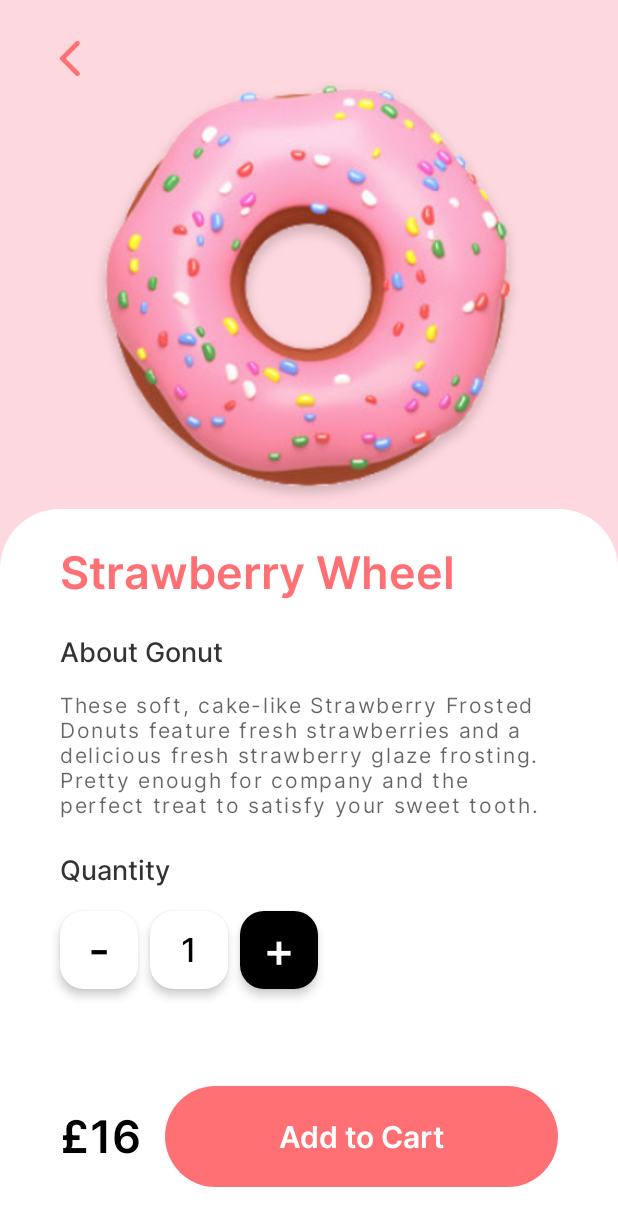
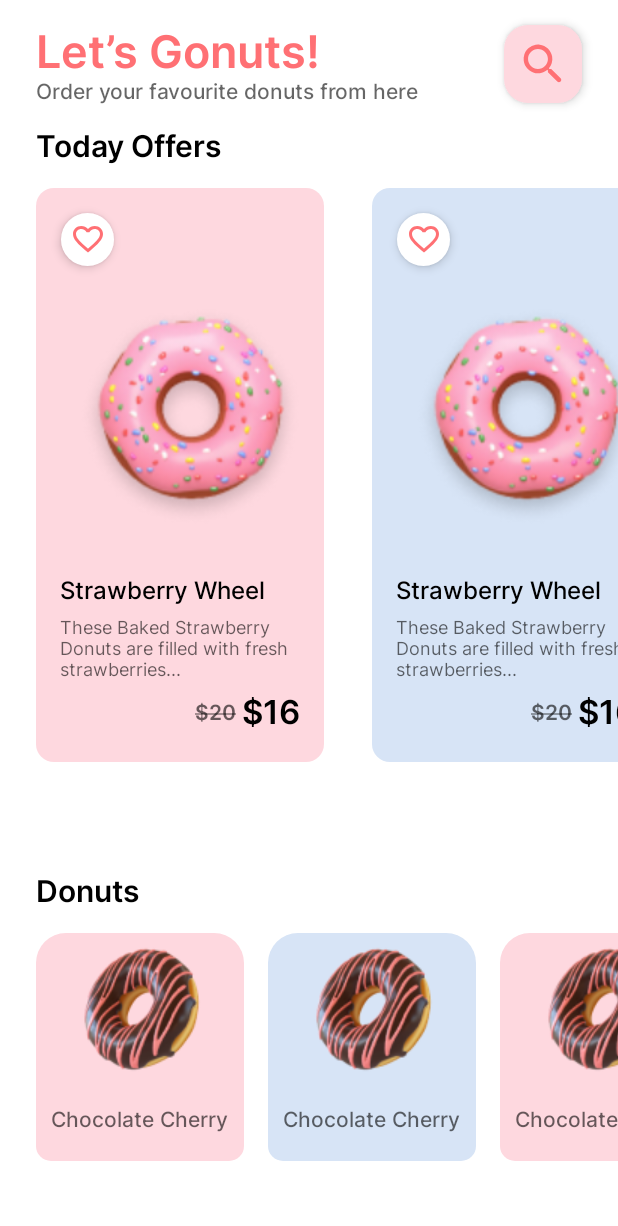
Before and after one commit to Belal-Alkhatib/DonutsAppUI, an Android app built with Jetpack Compose: the screen it shows after launch (MainActivity), on a phone screen of 412 x 824 dp. Shown: the top 1226 px of the screen. Run offline under Robolectric (Android 15) with nearby library versions, the phone set to English and light mode, and no system bars; our stand-ins replace accompanist.

Commit message:
Details screen and Home screen design are done

```diff
--- a/app/src/main/java/com/uog/donutsuiapp/MainActivity.kt
+++ b/app/src/main/java/com/uog/donutsuiapp/MainActivity.kt
@@ -10,8 +10,7 @@ import androidx.compose.material3.Text
 import androidx.compose.runtime.Composable
 import androidx.compose.ui.Modifier
 import androidx.compose.ui.tooling.preview.Preview
-import com.uog.donutsuiapp.ui.screens.DetailsScreen
-import com.uog.donutsuiapp.ui.screens.WelcomeScreen
+import com.uog.donutsuiapp.ui.screens.HomeScreen
 import com.uog.donutsuiapp.ui.theme.DonutsUIAppTheme
 
 class MainActivity : ComponentActivity() {
@@ -25,7 +24,8 @@ class MainActivity : ComponentActivity() {
                     color = MaterialTheme.colorScheme.background
                 ) {
                     //WelcomeScreen()
-                    DetailsScreen()
+                    //DetailsScreen()
+                    HomeScreen()
                 }
             }
         }
--- /dev/null
+++ b/app/src/main/java/com/uog/donutsuiapp/ui/composables/DonutsCard.kt
@@ -0,0 +1,101 @@
+package com.uog.donutsuiapp.ui.composables
+
+import androidx.annotation.DrawableRes
+import androidx.compose.foundation.Image
+import androidx.compose.foundation.layout.Arrangement
+import androidx.compose.foundation.layout.Column
+import androidx.compose.foundation.layout.padding
+import androidx.compose.foundation.layout.wrapContentSize
+import androidx.compose.foundation.shape.RoundedCornerShape
+import androidx.compose.material3.Card
+import androidx.compose.material3.CardDefaults
+import androidx.compose.material3.Text
+import androidx.compose.runtime.Composable
+import androidx.compose.ui.Alignment
+import androidx.compose.ui.Modifier
+import androidx.compose.ui.graphics.Color
+import androidx.compose.ui.layout.ContentScale
+import androidx.compose.ui.res.painterResource
+import androidx.compose.ui.text.style.TextAlign
+import androidx.compose.ui.tooling.preview.Preview
+import com.uog.donutsuiapp.R
+import com.uog.donutsuiapp.ui.theme.Primary
+import com.uog.donutsuiapp.ui.theme.TextSecondary
+import com.uog.donutsuiapp.ui.theme.White
+import com.uog.donutsuiapp.ui.theme.radius10
+import com.uog.donutsuiapp.ui.theme.radius20
+import com.uog.donutsuiapp.ui.theme.space10
+import com.uog.donutsuiapp.ui.theme.space4
+import com.uog.donutsuiapp.ui.theme.typography
+
+
+@Composable
+fun DonutsCard(
+    donutName: String,
+    @DrawableRes imageRes: Int,
+    price: String,
+    containerColor: Color = White,
+    modifier: Modifier = Modifier
+) {
+
+    Card(
+        //modifier = modifier.width(cardDonutWidth),
+        colors = CardDefaults.cardColors(containerColor = containerColor),
+        shape = RoundedCornerShape(
+            topStart = radius20,
+            topEnd = radius20,
+            bottomStart = radius10,
+            bottomEnd = radius10
+        )
+
+    ) {
+        Column(
+            modifier = Modifier.padding(start = space10, end = space10, bottom = space10),
+            verticalArrangement = Arrangement.Center,
+            horizontalAlignment = Alignment.CenterHorizontally
+        ) {
+
+            Image(
+                painter = painterResource(id = imageRes),
+                contentDescription = null,
+                modifier = Modifier
+                    .wrapContentSize(align = Alignment.Center),
+                contentScale = ContentScale.Crop
+
+            )
+
+
+            Text(
+                text = donutName,
+                style = typography.bodyMedium,
+                color = TextSecondary,
+                textAlign = TextAlign.Start,
+                modifier = Modifier.padding(vertical = space4)
+            )
+
+            Text(
+                text = price,
+                style = typography.labelSmall,
+                color = Primary,
+                textAlign = TextAlign.Start,
+                modifier = Modifier.padding(vertical = space4)
+            )
+
+
+        }
+    }
+
+
+}
+
+@Preview
+@Composable
+fun testtt() {
+    DonutsCard(
+        donutName = "Chocolate Cherry",
+        imageRes = R.drawable.ic_small_donut1,
+        price = "$22",
+    )
+
+    //ImageWithoutTopBounds(R.drawable.ic_medium_donut1)
+}
--- a/app/src/main/java/com/uog/donutsuiapp/ui/composables/SmallAngledButton.kt
+++ b/app/src/main/java/com/uog/donutsuiapp/ui/composables/SmallAngledButton.kt
@@ -1,12 +1,9 @@
 package com.uog.donutsuiapp.ui.composables
 
-import androidx.compose.foundation.background
 import androidx.compose.foundation.layout.Box
 import androidx.compose.foundation.layout.fillMaxSize
-import androidx.compose.foundation.layout.height
 import androidx.compose.foundation.layout.padding
 import androidx.compose.foundation.layout.size
-import androidx.compose.foundation.layout.width
 import androidx.compose.foundation.shape.RoundedCornerShape
 import androidx.compose.material3.FloatingActionButton
 import androidx.compose.material3.FloatingActionButtonDefaults
@@ -14,14 +11,11 @@ import androidx.compose.material3.Text
 import androidx.compose.runtime.Composable
 import androidx.compose.ui.Alignment
 import androidx.compose.ui.Modifier
-import androidx.compose.ui.draw.shadow
-import androidx.compose.ui.graphics.Brush
 import androidx.compose.ui.graphics.Color
+import androidx.compose.ui.graphics.Shape
 import androidx.compose.ui.text.style.TextAlign
 import androidx.compose.ui.tooling.preview.Preview
-import androidx.compose.ui.unit.dp
 import com.uog.donutsuiapp.ui.theme.Black
-import com.uog.donutsuiapp.ui.theme.Primary
 import com.uog.donutsuiapp.ui.theme.White
 import com.uog.donutsuiapp.ui.theme.buttonSmallHeight
 import com.uog.donutsuiapp.ui.theme.radius16
@@ -35,6 +29,7 @@ fun SmallAngledButton(
     onClick: () -> Unit,
     containerColor: Color = White,
     contentColor: Color = Black,
+    shape: Shape = RoundedCornerShape(radius16),
     content: @Composable() () -> Unit
 
 ) {
@@ -44,14 +39,14 @@ fun SmallAngledButton(
         onClick = { onClick() },
         containerColor = containerColor,
         contentColor = contentColor,
-        shape = RoundedCornerShape(radius16),
+        shape = shape,
         elevation = FloatingActionButtonDefaults.elevation(defaultElevation = space4)
 
     ) {
         Box(
             modifier = Modifier
                 .fillMaxSize()
-                .padding(space4),
+                .padding(space2),
             contentAlignment = Alignment.Center
         ) {
             content()
--- /dev/null
+++ b/app/src/main/java/com/uog/donutsuiapp/ui/composables/TodayOfferCard.kt
@@ -0,0 +1,159 @@
+package com.uog.donutsuiapp.ui.composables
+
+import androidx.annotation.DrawableRes
+import androidx.compose.foundation.Image
+import androidx.compose.foundation.background
+import androidx.compose.foundation.layout.Arrangement
+import androidx.compose.foundation.layout.Box
+import androidx.compose.foundation.layout.Column
+import androidx.compose.foundation.layout.Row
+import androidx.compose.foundation.layout.fillMaxWidth
+import androidx.compose.foundation.layout.height
+import androidx.compose.foundation.layout.padding
+import androidx.compose.foundation.layout.size
+import androidx.compose.foundation.layout.width
+import androidx.compose.foundation.layout.wrapContentSize
+import androidx.compose.foundation.shape.CircleShape
+import androidx.compose.material3.Card
+import androidx.compose.material3.CardDefaults
+import androidx.compose.material3.Icon
+import androidx.compose.material3.Text
+import androidx.compose.runtime.Composable
+import androidx.compose.ui.Alignment
+import androidx.compose.ui.Modifier
+import androidx.compose.ui.graphics.Color
+import androidx.compose.ui.layout.ContentScale
+import androidx.compose.ui.layout.FixedScale
+import androidx.compose.ui.res.painterResource
+import androidx.compose.ui.text.style.TextDecoration
+import androidx.compose.ui.text.style.TextOverflow
+import androidx.compose.ui.tooling.preview.Preview
+import androidx.compose.ui.unit.dp
+import com.uog.donutsuiapp.R
+import com.uog.donutsuiapp.ui.theme.Black
+import com.uog.donutsuiapp.ui.theme.Blue
+import com.uog.donutsuiapp.ui.theme.Primary
+import com.uog.donutsuiapp.ui.theme.TextSecondary
+import com.uog.donutsuiapp.ui.theme.White
+import com.uog.donutsuiapp.ui.theme.cardOfferWidth
+import com.uog.donutsuiapp.ui.theme.space16
+import com.uog.donutsuiapp.ui.theme.space4
+import com.uog.donutsuiapp.ui.theme.textSize12
+import com.uog.donutsuiapp.ui.theme.typography
+
+
+@Composable
+fun TodayOfferCard(
+    donutName: String,
+    donutDescription: String,
+    @DrawableRes imageRes: Int,
+    previousPrice: String,
+    currentPrice: String,
+    containerColor: Color = Blue
+) {
+
+
+    Row(modifier = Modifier
+        .width(cardOfferWidth + 32.dp)
+        .background(color = White)) {
+        Card(
+            modifier = Modifier.width(cardOfferWidth),
+            colors = CardDefaults.cardColors(containerColor = containerColor)
+        ) {
+            Column(modifier = Modifier.padding(start = space16, top = space16, bottom = space16)) {
+                SmallAngledButton(
+                    onClick = { },
+                    contentColor = Primary,
+                    shape = CircleShape,
+                    modifier = Modifier.size(35.dp)
+                ) {
+                    Icon(
+                        painter = painterResource(id = R.drawable.ic_favorit),
+                        contentDescription = null
+                    )
+                }
+
+
+                Box(modifier = Modifier.wrapContentSize(align = Alignment.CenterEnd).fillMaxWidth()) {
+                    Image(
+                        painter = painterResource(id = imageRes),
+                        contentDescription = null,
+                        modifier = Modifier
+                            .wrapContentSize(align = Alignment.Center)
+                            .width(362.dp)
+                            .height(203.dp),
+                        contentScale = ContentScale.Crop
+
+                    )
+                }
+
+                Text(
+                    text = donutName,
+                    color = Black,
+                    style = typography.titleSmall,
+                    modifier = Modifier.padding(vertical = space4)
+                )
+
+                Text(
+                    text = donutDescription,
+                    color = TextSecondary,
+                    style = typography.bodySmall,
+                    fontSize = textSize12,
+                    maxLines = 3,
+                    overflow = TextOverflow.Ellipsis,
+                    modifier = Modifier.padding(vertical = space4)
+                )
+
+                Row(
+                    modifier = Modifier
+                        .fillMaxWidth()
+                        .padding(vertical = space4, horizontal = space16),
+                    horizontalArrangement = Arrangement.spacedBy(space4, alignment = Alignment.End),
+                    verticalAlignment = Alignment.CenterVertically
+                ) {
+                    Text(
+                        text = previousPrice,
+                        color = TextSecondary,
+                        style = typography.labelSmall.copy(textDecoration = TextDecoration.LineThrough)
+                    )
+
+                    Text(
+                        text = currentPrice,
+                        color = Black,
+                        style = typography.labelMedium
+                    )
+                }
+            }
+        }
+
+
+    }
+
+
+}
+
+@Composable
+private fun ImageWithoutTopBounds(@DrawableRes id: Int) {
+    val painter = painterResource(id = id)
+
+    Image(
+        painter = painter,
+        contentDescription = null,
+        modifier = Modifier.wrapContentSize(align = Alignment.BottomCenter, unbounded = true),
+        contentScale = FixedScale(1f)
+    )
+}
+
+@Preview
+@Composable
+fun testt() {
+    TodayOfferCard(
+        donutName = "Strawberry Wheel",
+        imageRes = R.drawable.ic_medium_donut1,
+        donutDescription = "These Baked Strawberry Donuts are filled with fresh strawberries...",
+        previousPrice = "$20",
+        currentPrice = "$16"
+    )
+
+    //ImageWithoutTopBounds(R.drawable.ic_medium_donut1)
+}
--- a/app/src/main/java/com/uog/donutsuiapp/ui/screens/DetailsScreen.kt
+++ b/app/src/main/java/com/uog/donutsuiapp/ui/screens/DetailsScreen.kt
@@ -6,7 +6,6 @@ import androidx.compose.foundation.layout.Arrangement
 import androidx.compose.foundation.layout.Column
 import androidx.compose.foundation.layout.Row
 import androidx.compose.foundation.layout.Spacer
-import androidx.compose.foundation.layout.fillMaxHeight
 import androidx.compose.foundation.layout.fillMaxSize
 import androidx.compose.foundation.layout.fillMaxWidth
 import androidx.compose.foundation.layout.padding
@@ -25,7 +24,6 @@ import androidx.compose.ui.tooling.preview.Preview
 import com.uog.donutsuiapp.R
 import com.uog.donutsuiapp.ui.composables.AngledButton
 import com.uog.donutsuiapp.ui.composables.SmallAngledButton
-import com.uog.donutsuiapp.ui.composables.SpacerVertical
 import com.uog.donutsuiapp.ui.theme.Black
 import com.uog.donutsuiapp.ui.theme.Primary
 import com.uog.donutsuiapp.ui.theme.Tertiary
@@ -34,11 +32,7 @@ import com.uog.donutsuiapp.ui.theme.TextSecondary
 import com.uog.donutsuiapp.ui.theme.White
 import com.uog.donutsuiapp.ui.theme.radius40
 import com.uog.donutsuiapp.ui.theme.space16
-import com.uog.donutsuiapp.ui.theme.space2
 import com.uog.donutsuiapp.ui.theme.space24
-import com.uog.donutsuiapp.ui.theme.space32
-import com.uog.donutsuiapp.ui.theme.space40
-import com.uog.donutsuiapp.ui.theme.space45
 import com.uog.donutsuiapp.ui.theme.space8
 import com.uog.donutsuiapp.ui.theme.textLetterSpacing8
 import com.uog.donutsuiapp.ui.theme.textSize22
@@ -52,7 +46,7 @@ fun DetailsScreen() {
 }
 
 @Composable
-fun DetailsContent() {
+private fun DetailsContent() {
 
     Column(
         modifier = Modifier
@@ -63,7 +57,7 @@ fun DetailsContent() {
             Image(
                 painter = painterResource(id = R.drawable.ic_back_arrow),
                 contentDescription = null,
-                modifier = Modifier.padding(top = space24, start = space32)
+                modifier = Modifier.padding(top = space24, start = space24)
 
             )
             Image(
@@ -86,7 +80,7 @@ fun DetailsContent() {
                 Column(
                     modifier = Modifier
                         .fillMaxSize()
-                        .padding(horizontal = space40)
+                        .padding(horizontal = space24)
                 ) {
 
                     Text(
--- /dev/null
+++ b/app/src/main/java/com/uog/donutsuiapp/ui/screens/HomeScreen.kt
@@ -0,0 +1,117 @@
+package com.uog.donutsuiapp.ui.screens
+
+import androidx.compose.foundation.background
+import androidx.compose.foundation.layout.Arrangement
+import androidx.compose.foundation.layout.Column
+import androidx.compose.foundation.layout.Row
+import androidx.compose.foundation.layout.Spacer
+import androidx.compose.foundation.layout.fillMaxSize
+import androidx.compose.foundation.layout.fillMaxWidth
+import androidx.compose.foundation.layout.padding
+import androidx.compose.foundation.lazy.LazyRow
+import androidx.compose.material3.Icon
+import androidx.compose.material3.Text
+import androidx.compose.runtime.Composable
+import androidx.compose.ui.Alignment
+import androidx.compose.ui.Modifier
+import androidx.compose.ui.draw.clipToBounds
+import androidx.compose.ui.res.painterResource
+import androidx.compose.ui.res.stringResource
+import androidx.compose.ui.text.style.TextAlign
+import androidx.compose.ui.tooling.preview.Preview
+import com.uog.donutsuiapp.R
+import com.uog.donutsuiapp.ui.composables.DonutsCard
+import com.uog.donutsuiapp.ui.composables.SmallAngledButton
+import com.uog.donutsuiapp.ui.composables.TodayOfferCard
+import com.uog.donutsuiapp.ui.theme.Black
+import com.uog.donutsuiapp.ui.theme.Blue
+import com.uog.donutsuiapp.ui.theme.Primary
+import com.uog.donutsuiapp.ui.theme.Tertiary
+import com.uog.donutsuiapp.ui.theme.TextSecondary
+import com.uog.donutsuiapp.ui.theme.White
+import com.uog.donutsuiapp.ui.theme.space16
+import com.uog.donutsuiapp.ui.theme.space24
+import com.uog.donutsuiapp.ui.theme.typography
+
+@Preview
+@Composable
+fun HomeScreen() {
+    HomeContent()
+}
+
+@Composable
+private fun HomeContent() {
+    Column(modifier = Modifier
+        .fillMaxSize()
+        .background(color = White)) {
+        Row(
+            modifier = Modifier
+                .fillMaxWidth().padding(vertical = space16, horizontal = space24),
+            horizontalArrangement = Arrangement.SpaceBetween,
+            verticalAlignment = Alignment.CenterVertically
+
+        ) {
+            Column(modifier = Modifier.weight(2f)) {
+                Text(
+                    text = stringResource(R.string.lets_gonuts),
+                    style = typography.headlineMedium,
+                    color = Primary,
+                )
+
+                Text(
+                    text = stringResource(R.string.order_your_favorit),
+                    style = typography.bodyMedium,
+                    color = TextSecondary,
+                    textAlign = TextAlign.Start,
+
+                )
+            }
+
+            SmallAngledButton(onClick = { }, contentColor = Primary, containerColor = Tertiary) {
+                Icon(painter = painterResource(id = R.drawable.ic_search), contentDescription = null)
+            }
+        }
+
+
+        Text(
+            text = stringResource(R.string.today_offers),
+            style = typography.titleLarge,
+            color = Black,
+            modifier = Modifier.padding(bottom = space16, start = space24)
+        )
+
+        LazyRow(modifier = Modifier.weight(3f).clipToBounds().padding(start = space24)){
+            items(3){
+                TodayOfferCard(
+                    containerColor = if (it % 2 == 0) Tertiary else Blue,
+                    donutName = "Strawberry Wheel",
+                    imageRes = R.drawable.ic_medium_donut1,
+                    donutDescription = "These Baked Strawberry Donuts are filled with fresh strawberries...",
+                    previousPrice = "$20",
+                    currentPrice = "$16"
+                )
+            }
+        }
+
+        Text(
+            text = stringResource(R.string.donuts),
+            style = typography.titleLarge,
+            color = Black,
+            modifier = Modifier.padding(bottom = space16, start = space24)
+        )
+
+        LazyRow(modifier = Modifier.weight(1f).padding(start = space24), horizontalArrangement = Arrangement.spacedBy(space16)){
+            items(3){
+                DonutsCard(
+                    containerColor = if (it % 2 == 0) Tertiary else Blue,
+                    donutName = "Chocolate Cherry",
+                    imageRes = R.drawable.ic_small_donut1,
+                    price = "$22",
+                )
+            }
+        }
+
+        Spacer(modifier = Modifier.weight(0.33f))
+
+    }
+}
--- a/app/src/main/java/com/uog/donutsuiapp/ui/theme/Dimens.kt
+++ b/app/src/main/java/com/uog/donutsuiapp/ui/theme/Dimens.kt
@@ -13,6 +13,7 @@ val space2 = 2.dp
 val space4 = 4.dp
 val space8 = 8.dp
 val space10 = 10.dp
+val space12 = 12.dp
 val space16 = 16.dp
 val space24 = 24.dp
 val space32 = 32.dp
@@ -59,3 +60,5 @@ val radius50 = 50.dp
 
 val buttonHeight = 67.dp
 val buttonSmallHeight = 52.dp
+val cardOfferWidth = 192.dp
+val cardDonutWidth = 138.dp
--- a/app/src/main/res/drawable/ic_favorit.xml
+++ b/app/src/main/res/drawable/ic_favorit.xml
@@ -1,6 +1,6 @@
 <vector xmlns:android="http://schemas.android.com/apk/res/android"
-    android:width="24dp"
-    android:height="24dp"
+    android:width="20dp"
+    android:height="18.35dp"
     android:viewportWidth="20"
     android:viewportHeight="19">
   <path
--- a/app/src/main/res/values/strings.xml
+++ b/app/src/main/res/values/strings.xml
@@ -12,4 +12,8 @@
     <string name="plus">+</string>
     <string name="price16">£16</string>
     <string name="add_to_card">Add to Cart</string>
+    <string name="lets_gonuts">Let’s Gonuts!</string>
+    <string name="order_your_favorit">Order your favourite donuts from here</string>
+    <string name="today_offers">Today Offers</string>
+    <string name="donuts">Donuts</string>
 </resources>
```
